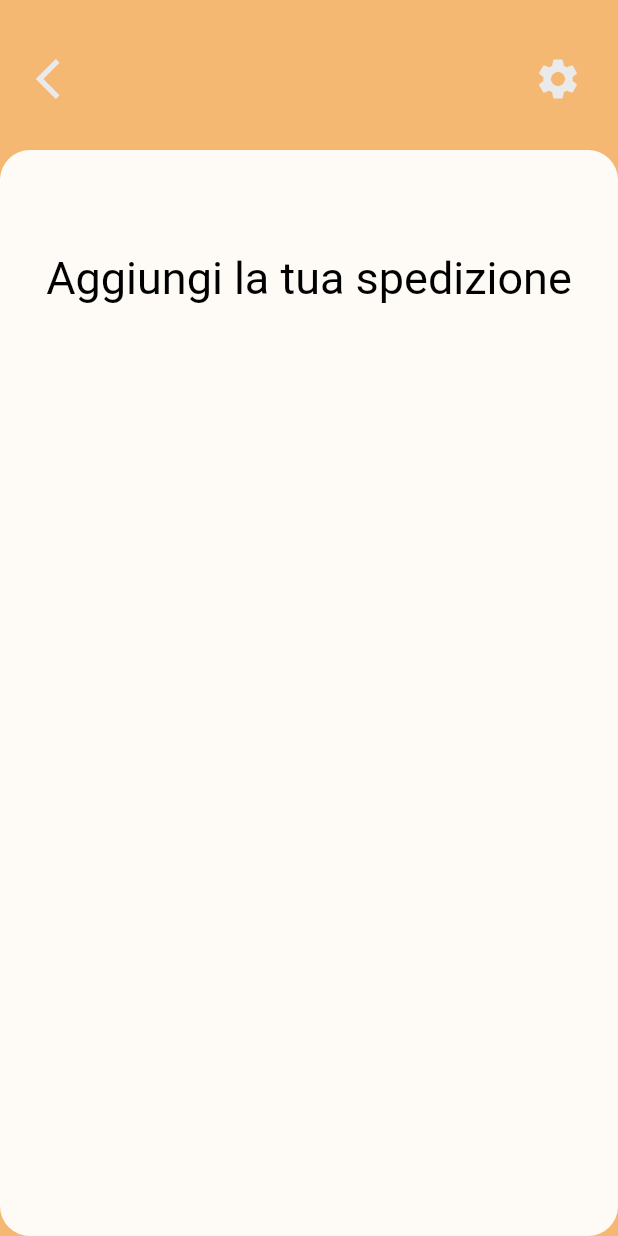
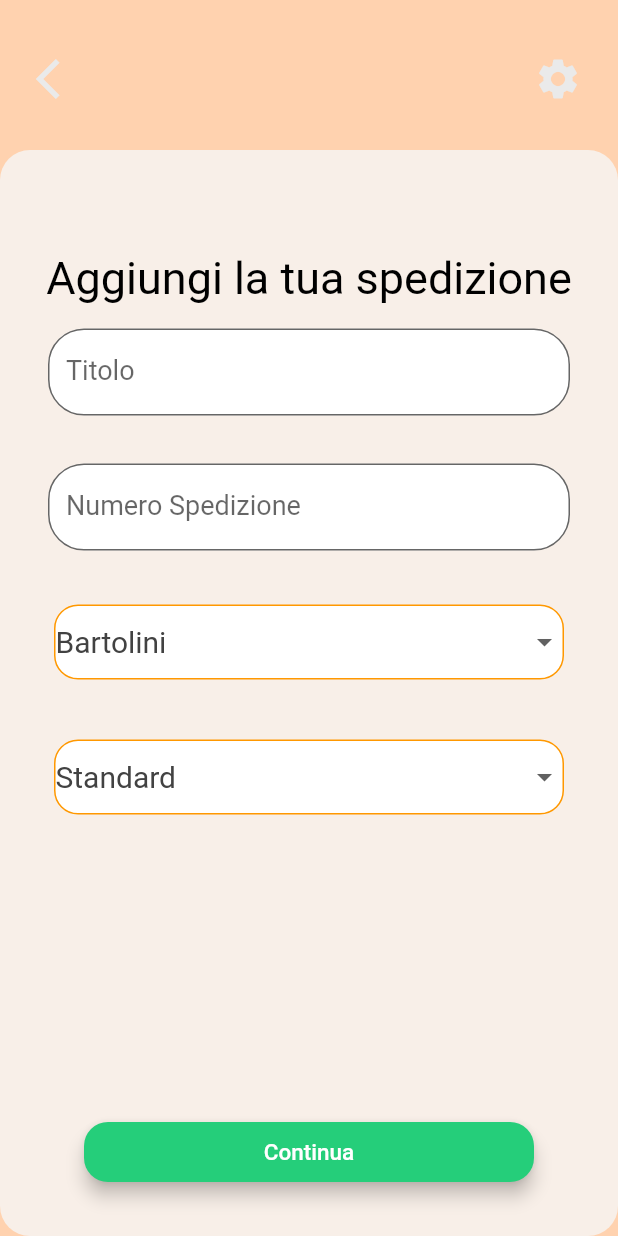
Before and after one commit to superlollo/tracking_theme, a Flutter app: the screen it shows after launch, after a tap on "+ Track", on a phone screen of 412 x 824 dp. Run offline on Flutter 3.47's test engine with Material 2 defaults, Android fonts, the phone set to English and light mode, and no system bars; network calls fail.

Commit message:
modificata struttura per pagina "nuova spedizione" TODO: implementare la logica

```diff
--- a/lib/main.dart
+++ b/lib/main.dart
@@ -1,5 +1,5 @@
 import 'package:flutter/material.dart';
-import 'package:tracking_theme/new_track.dart';
+import 'package:tracking_theme/new_track_screen.dart';
 
 void main() {
   runApp(MyApp());
@@ -28,7 +28,7 @@ class HomePageScreen extends StatefulWidget {
 class _HomePageScreenState extends State<HomePageScreen> {
   String? tipoPercorso = 'Urbano';
   String messaggio = '';
-  final TextEditingController chilometriController = TextEditingController();
+  //final TextEditingController chilometriController = TextEditingController();
   final List<String> tipiPercorso = ['Urbano', 'Extraurbano', 'Misto'];
 
   @override
@@ -42,7 +42,7 @@ class _HomePageScreenState extends State<HomePageScreen> {
             padding: EdgeInsets.zero,
             width: double.maxFinite,
             height: 100,
-            decoration: const BoxDecoration(color: Color(0xFFF5B872)),
+            decoration: const BoxDecoration(color: Color(0xFFFFD2AF)),
             child: Padding(
               padding: const EdgeInsets.only(
                 left: 24,
@@ -67,7 +67,7 @@ class _HomePageScreenState extends State<HomePageScreen> {
                     padding: const EdgeInsets.only(left: 84),
                     child: ElevatedButton(
                       onPressed: () {
-                        MaterialPageRoute route = MaterialPageRoute(builder: (_) => new_track());
+                        MaterialPageRoute route = MaterialPageRoute(builder: (_) => new_track_screen());
                         Navigator.push(context, route);
                       },
                       child: const Text(
@@ -112,7 +112,7 @@ class _HomePageScreenState extends State<HomePageScreen> {
                 right: 24
               ),
               child: TextField(
-                controller: chilometriController,
+                //controller: chilometriController,
                 keyboardType: TextInputType.text,
                 style: TextStyle(fontSize: 18, color: Colors.grey[800], height: 1),
                 decoration: InputDecoration(
@@ -175,7 +175,7 @@ class _HomePageScreenState extends State<HomePageScreen> {
                   right: 36,
                   top: 24
                 ),
-                itemCount: 16,
+                itemCount: 8,
                 itemBuilder: (BuildContext context, int posizione){
                   return Card(
                     elevation: 2,
@@ -194,7 +194,7 @@ class _HomePageScreenState extends State<HomePageScreen> {
             ),
           ]),
         ),
-        backgroundColor: Color(0xFFF5B872));
+        backgroundColor: Color(0xFFFFD2AF));
   }
 }
   // void calcolaCosto() {
--- a/lib/new_track.dart
+++ /dev/null
@@ -1,73 +0,0 @@
-import 'package:flutter/material.dart';
-
-class new_track extends StatelessWidget {
-  @override
-  Widget build(BuildContext context) {
-    return Scaffold(
-      appBar: PreferredSize(
-        preferredSize: const Size.fromHeight(120),
-        child: Container(
-          margin: EdgeInsets.zero,
-          padding: EdgeInsets.zero,
-          width: double.maxFinite,
-          height: 100,
-          decoration: const BoxDecoration(color: Color(0xFFF5B872)),
-          child: Padding(
-            padding: const EdgeInsets.only(
-              left: 24,
-              top: 5,
-              right: 24,
-            ),
-            child: Row(
-              mainAxisAlignment: MainAxisAlignment.spaceBetween,
-              children: [
-                GestureDetector(
-                  onTap: () async{
-                    Navigator.pop(context);
-                  },
-                  child: const Icon(
-                    Icons.arrow_back_ios,
-                    size: 32,
-                    color: Color(0xFFEAEAEA),
-                  ),
-                ),
-                const Icon(
-                  Icons.settings,
-                  size: 32,
-                  color: Color(0xFFEAEAEA),
-                ),
-              ],
-            ),
-          ),
-        ),
-      ),
-      body: Container(
-        color: Color(0xFFF5B872),
-        width: 500,
-        child: Padding(
-          padding: const EdgeInsets.all(0),
-          child: Container(
-            decoration: BoxDecoration(
-                borderRadius: BorderRadius.circular(20),
-                color: Color(0xEEFFFFFF),
-            ),
-            child: Padding(
-              padding: const EdgeInsets.all(16),
-              child: Column(
-                children: const [
-                  Padding(
-                    padding: EdgeInsets.only(
-                      top: 52
-                    ),
-                    child: Text('Aggiungi la tua spedizione',
-                    style: TextStyle(fontSize: 30,color: Colors.black),),
-                  ),
-                ],
-              ),
-            ),
-          ),
-        ),
-      ),
-    );
-  }
-}
--- /dev/null
+++ b/lib/new_track_screen.dart
@@ -0,0 +1,218 @@
+import 'package:flutter/material.dart';
+import 'package:tracking_theme/main.dart';
+
+class new_track_screen extends StatefulWidget {
+  @override
+  _new_track_screenState createState() => _new_track_screenState();
+}
+
+class _new_track_screenState extends State<new_track_screen> {
+  final TextEditingController titoloController = TextEditingController();
+  final TextEditingController trackIdController = TextEditingController();
+  String corriere = 'Bartolini';
+  final List<String> listaCorrieri = ['Bartolini', 'DHL', 'SDA'];
+  String tema = 'Standard';
+  final List<String> listaTemi = ['Standard', 'Pokemon', 'Metal Slug'];
+
+  @override
+  Widget build(BuildContext context) {
+    return Scaffold(
+      appBar: PreferredSize(
+        preferredSize: const Size.fromHeight(120),
+        child: Container(
+          margin: EdgeInsets.zero,
+          padding: EdgeInsets.zero,
+          width: double.maxFinite,
+          height: 100,
+          decoration: const BoxDecoration(color: Color(0xFFFFD2AF)),
+          child: Padding(
+            padding: const EdgeInsets.only(
+              left: 24,
+              top: 5,
+              right: 24,
+            ),
+            child: Row(
+              mainAxisAlignment: MainAxisAlignment.spaceBetween,
+              children: [
+                GestureDetector(
+                  onTap: () async {
+                    Navigator.pop(context);
+                  },
+                  child: const Icon(
+                    Icons.arrow_back_ios,
+                    size: 32,
+                    color: Color(0xFFEAEAEA),
+                  ),
+                ),
+                const Icon(
+                  Icons.settings,
+                  size: 32,
+                  color: Color(0xFFEAEAEA),
+                ),
+              ],
+            ),
+          ),
+        ),
+      ),
+      body: Container(
+        color: Color(0xFFFFD2AF),
+        width: 500,
+        child: Padding(
+          padding: const EdgeInsets.all(0),
+          child: Container(
+            decoration: BoxDecoration(
+              borderRadius: BorderRadius.circular(20),
+              color: Color(0xCBF6F6F6),
+            ),
+            child: Padding(
+              padding: const EdgeInsets.all(16),
+              child: Column(
+                crossAxisAlignment: CrossAxisAlignment.center,
+                children: [
+                  const Padding(
+                    padding: EdgeInsets.only(top: 52),
+                    child: Text(
+                      'Aggiungi la tua spedizione',
+                      style: TextStyle(fontSize: 30, color: Colors.black),
+                    ),
+                  ),
+                  Padding(
+                    padding: const EdgeInsets.all(16.0),
+                    child: TextField(
+                      controller: titoloController,
+                      keyboardType: TextInputType.text,
+                      style: TextStyle(
+                          fontSize: 18, color: Colors.grey[800], height: 1),
+                      decoration: InputDecoration(
+                        border: OutlineInputBorder(
+                            borderRadius: BorderRadius.circular(24),
+                            borderSide: const BorderSide(
+                                width: 2,
+                                style: BorderStyle.none,
+                                color: Colors.black)),
+                        hintText: 'Titolo',
+                        filled: true,
+                        fillColor: Colors.white,
+                        hintStyle: const TextStyle(fontSize: 18),
+                      ),
+                    ),
+                  ),
+                  Padding(
+                    padding: const EdgeInsets.all(16.0),
+                    child: TextField(
+                      controller: trackIdController,
+                      keyboardType: TextInputType.text,
+                      style: TextStyle(
+                          fontSize: 18, color: Colors.grey[800], height: 1),
+                      decoration: InputDecoration(
+                        border: OutlineInputBorder(
+                            borderRadius: BorderRadius.circular(24),
+                            borderSide: const BorderSide(
+                                width: 2,
+                                style: BorderStyle.none,
+                                color: Colors.black)),
+                        hintText: 'Numero Spedizione',
+                        filled: true,
+                        fillColor: Colors.white,
+                        hintStyle: const TextStyle(fontSize: 18),
+                      ),
+                    ),
+                  ),
+                  Padding(
+                    padding: const EdgeInsets.all(20.0),
+                    child: Container(
+                      decoration: BoxDecoration(
+                          border: Border.all(color: Colors.orange),
+                          color: Colors.white,
+                          borderRadius: BorderRadius.circular(16)),
+                      child: DropdownButton<String>(
+                        borderRadius: BorderRadius.circular(16),
+                        isExpanded: true,
+                        value: corriere,
+                        underline: SizedBox(),
+                        items: listaCorrieri.map((String value) {
+                          return DropdownMenuItem<String>(
+                            value: value,
+                            child: Text(
+                              value,
+                              style: TextStyle(
+                                fontSize: 20,
+                                color: Colors.grey[800],
+                              ),
+                            ),
+                          );
+                        }).toList(),
+                        onChanged: (String? nuovoValore) {
+                          setState(() {
+                            corriere = nuovoValore!;
+                          });
+                        },
+                      ),
+                    ),
+                  ),
+                  Padding(
+                    padding: const EdgeInsets.all(20.0),
+                    child: Container(
+                      decoration: BoxDecoration(
+                        border: Border.all(color: Colors.orange),
+                          color: Colors.white,
+                          borderRadius: BorderRadius.circular(16)),
+                      child: DropdownButton<String>(
+                        borderRadius: BorderRadius.circular(16),
+                        isExpanded: true,
+                        value: tema,
+                        underline: SizedBox(),
+                        items: listaTemi.map((String value) {
+                          return DropdownMenuItem<String>(
+                            value: value,
+                            child: Text(
+                              value,
+                              style: TextStyle(
+                                fontSize: 20,
+                                color: Colors.grey[800],
+                              ),
+                            ),
+                          );
+                        }).toList(),
+                        onChanged: (String? nuovoValore) {
+                          setState(() {
+                            tema = nuovoValore!;
+                          });
+                        },
+                      ),
+                    ),
+                  ),
+                  Spacer(),
+                  Padding(
+                    padding: const EdgeInsets.all(20.0),
+                    child: ConstrainedBox(
+                      constraints: BoxConstraints.tightFor(width: 300, height: 40),
+                      child: ElevatedButton(
+                        onPressed: () {
+                          MaterialPageRoute route = MaterialPageRoute(builder: (_) => HomePageScreen());
+                          Navigator.push(context, route);
+                        },
+                        child: const Text(
+                          'Continua',
+                          style: TextStyle(color: Colors.white, fontSize: 15),
+                        ),
+                        style: ElevatedButton.styleFrom(
+
+                          primary: Color(0xFF25CE7A),
+                          shape: RoundedRectangleBorder(
+                              borderRadius: BorderRadius.circular(16)
+                          ),
+                          elevation: 5,
+                        ),
+                      ),
+                    ),
+                  ),
+                ],
+              ),
+            ),
+          ),
+        ),
+      ),
+    );
+  }
+}
```
